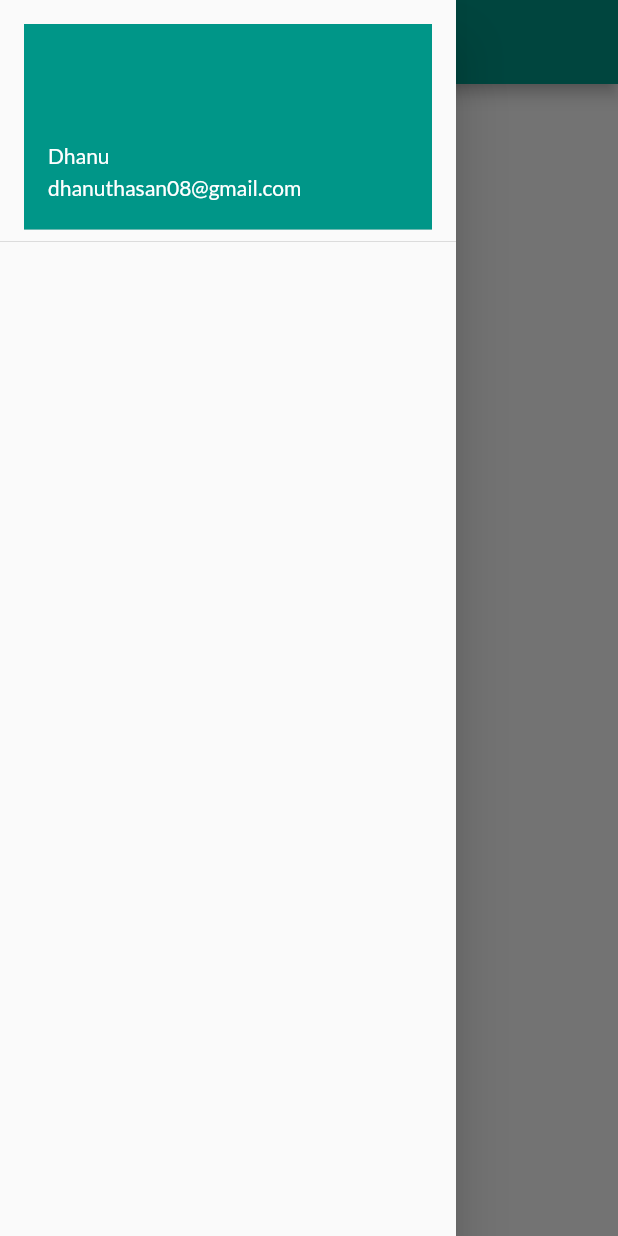
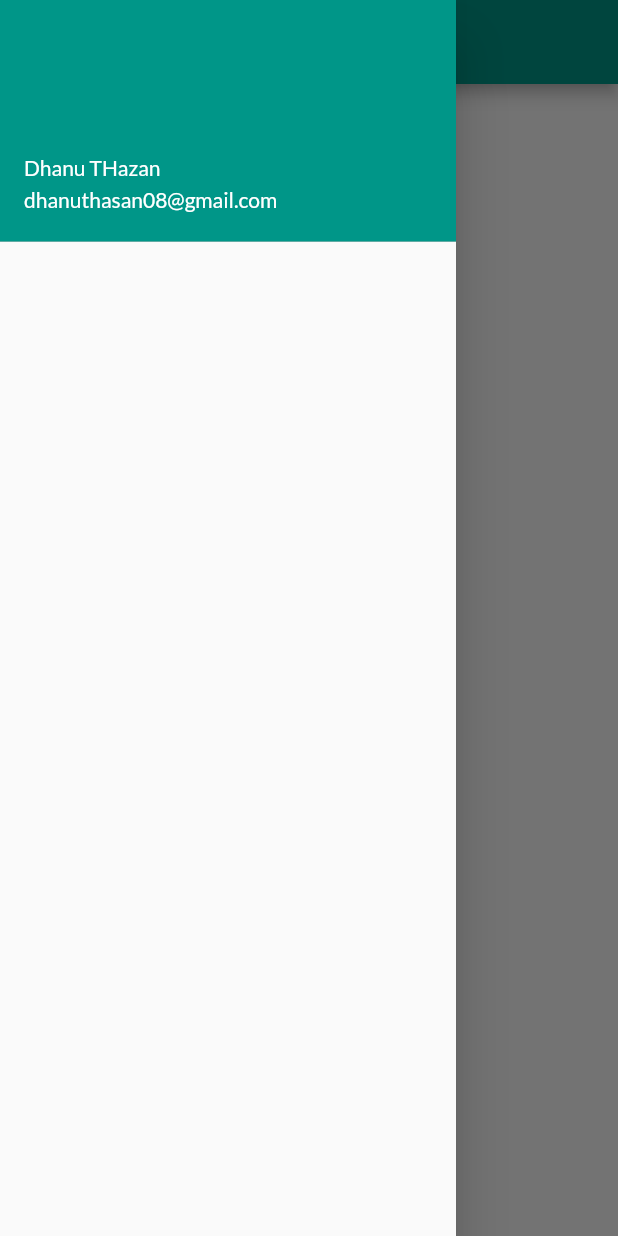
Before and after one commit to Danushan99/Flutter-Masterclass, a Flutter app: the HomePage screen opened by its route, with the side drawer open, on a phone screen of 412 x 824 dp. Run offline on Flutter 3.47's test engine with Material 2 defaults, Android fonts, the phone set to English and light mode, and no system bars; our stand-ins replace google_fonts.

Commit message:
drwer all

```diff
--- a/lib/widget/drawer.dart
+++ b/lib/widget/drawer.dart
@@ -1,4 +1,5 @@
 import 'package:flutter/material.dart';
+import 'package:flutter/widgets.dart';
 
 class MyDrawer extends StatelessWidget {
   const MyDrawer({Key? key}) : super(key: key);
@@ -9,11 +10,13 @@ class MyDrawer extends StatelessWidget {
       child: ListView(
         children: const [
           DrawerHeader(
+              padding: EdgeInsets.zero,
+              //margin: EdgeInsets.zero,
               child: UserAccountsDrawerHeader(
-            margin: EdgeInsets.zero,
-            accountName: Text('Dhanu'),
-            accountEmail: Text('dhanuthasan08@gmail.com'),
-          )),
+                margin: EdgeInsets.zero,
+                accountName: Text('Dhanu THazan'),
+                accountEmail: Text('dhanuthasan08@gmail.com'),
+              )),
         ],
       ),
     );
```
